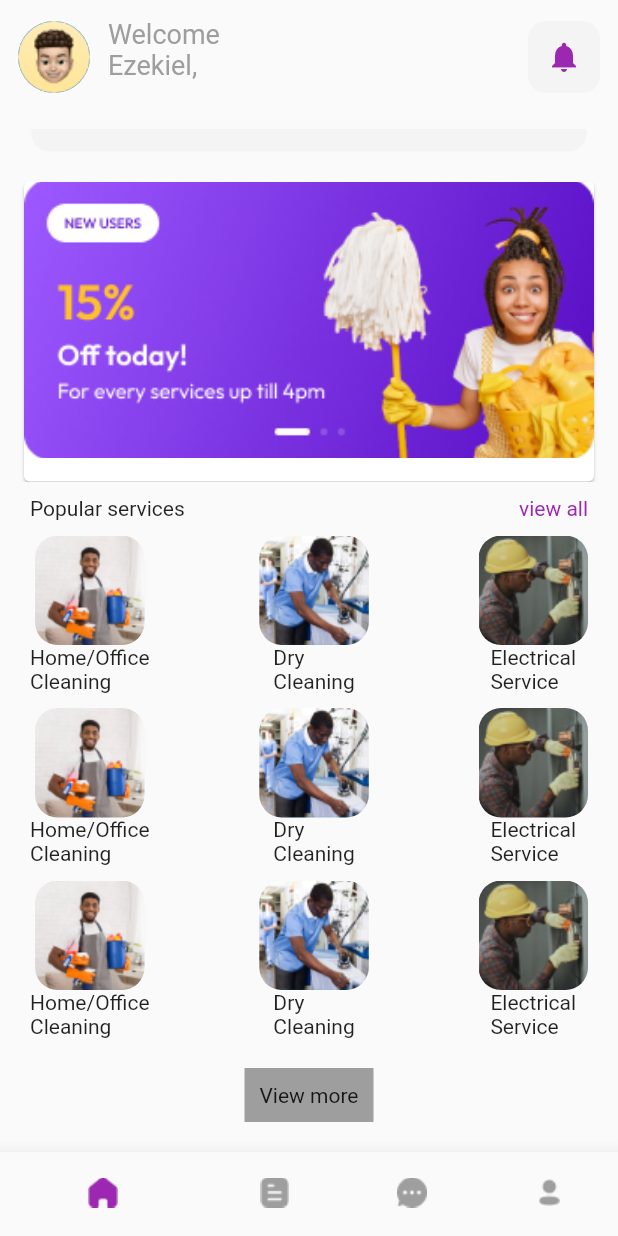
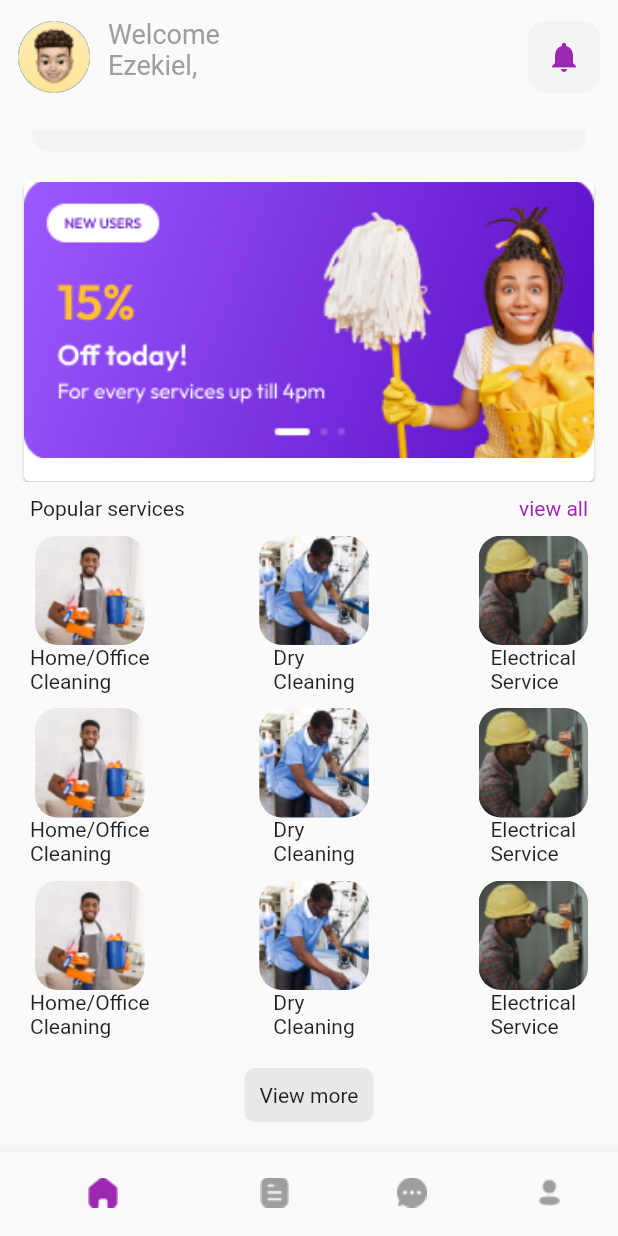
Before and after one commit to iyamujoshua/new_ondemand, a Flutter app: the ButtomNavigation screen opened by its route, scrolled down 33 dp, on a phone screen of 412 x 824 dp. Run offline on Flutter 3.47's test engine with Material 2 defaults, Android fonts, the phone set to English and light mode, and no system bars; our stand-ins replace flutter_svg, font_awesome_flutter, intl_phone_field, smooth_page_indicator; missing offline and left inert: custom_signin_buttons.

Commit message:
last commit

```diff
--- a/lib/main.dart
+++ b/lib/main.dart
@@ -32,6 +32,7 @@ class MyApp extends StatelessWidget {
           '/ButtomNavigation': (context) => const ButtomNavigation(),
           '/view': (context) => const view(),
           '/profile': (context) => const profile(),
+          '/Viewall': (context) => const Viewall(),
           // ButtomNavigation
           // ForgetPassword
         });
--- a/lib/screens/homepage/homepageDetail.dart
+++ b/lib/screens/homepage/homepageDetail.dart
@@ -184,11 +184,21 @@ class _HompageDeatailState extends State<HompageDeatail> {
           SizedBox(
             height: 20,
           ),
-          Container(
-            padding: EdgeInsets.all(10),
-            color: Colors.grey,
-            child: Text(
-              "View more",
+          GestureDetector(
+            onTap: () {
+             Navigator.pushNamed(context, '/Viewall');
+            },
+            child: Container(
+
+              padding: EdgeInsets.all(10),
+              decoration: BoxDecoration(
+                borderRadius: BorderRadius.circular(7),
+                color: Color.fromARGB(255, 233, 231, 231)
+              ),
+
+              child: Text(
+                "View more",
+              ),
             ),
           )
         ],
```
Also changed, not shown: lib/screens/profile/profile.dart (+13 -13 lines), asset/svarrow.svg (added).
